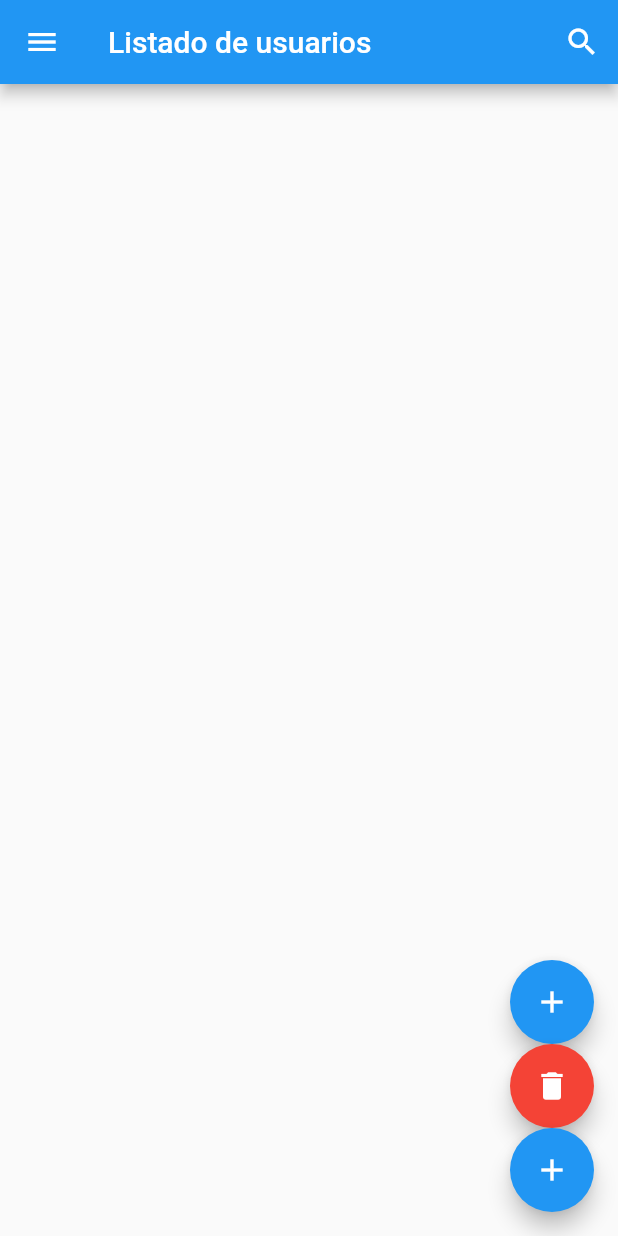
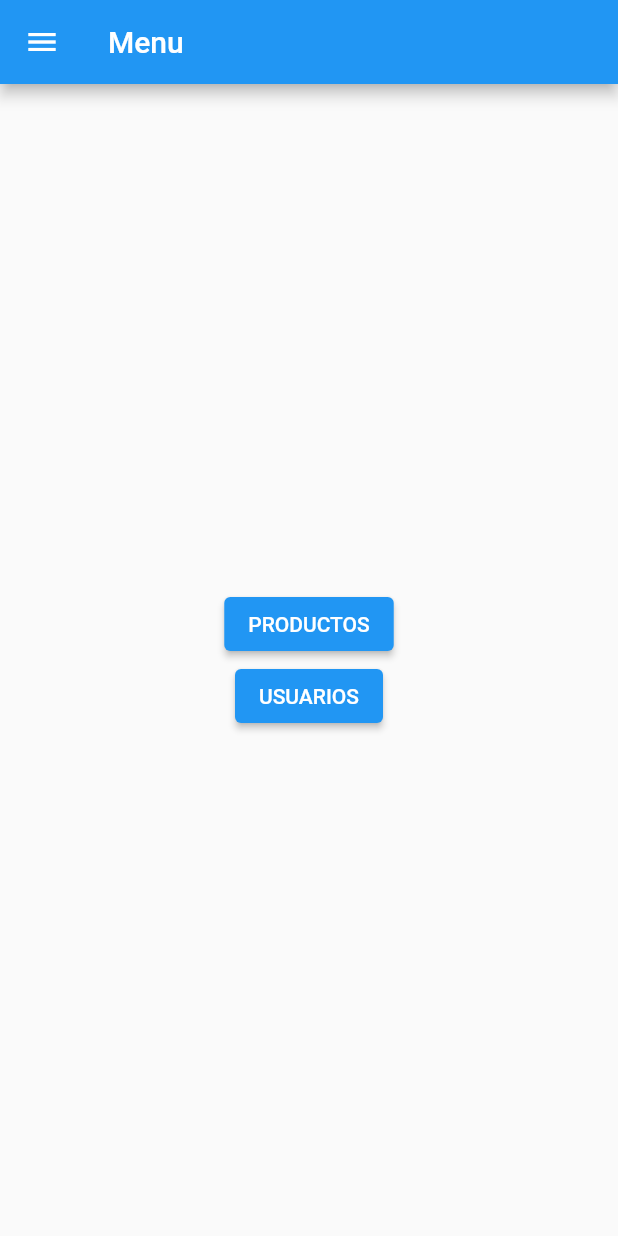
Before and after one commit to miguelRamos1053/STOCK-IRGERY, a Flutter app: the screen it shows after launch, on a phone screen of 412 x 824 dp. Run offline on Flutter 3.47's test engine with Material 2 defaults, Android fonts, the phone set to English and light mode, and no system bars; our stand-ins replace image_picker, sqflite; accounts and stored records are empty.

Commit message:
Se listo los productos. Se organizo un poco la estructura del front.

```diff
--- a/lib/main.dart
+++ b/lib/main.dart
@@ -1,5 +1,5 @@
 import 'package:flutter/material.dart';
-import 'package:hola_mundo/home.dart';
+import 'package:hola_mundo/menu.dart';
 
 void main() {
   runApp(MyApp());
@@ -11,6 +11,6 @@ class MyApp extends StatelessWidget {
     return MaterialApp(
         debugShowCheckedModeBanner: false,
         title: "Stock Irgery",
-        home: HomePage());
+        home: MenuPage());
   }
 }
--- /dev/null
+++ b/lib/menu.dart
@@ -0,0 +1,46 @@
+import 'package:flutter/material.dart';
+import 'package:hola_mundo/src/views/listarProducto.dart';
+import 'package:hola_mundo/src/views/listarUsuario.dart';
+import 'package:hola_mundo/home.dart';
+
+class MenuPage extends StatefulWidget {
+  @override
+  State<StatefulWidget> createState() {
+    return _MenuPageState();
+  }
+}
+
+class _MenuPageState extends State<MenuPage> {
+  @override
+  Widget build(BuildContext context) {
+    return Scaffold(
+      appBar: AppBar(
+        leading: IconButton(
+          icon: Icon(Icons.menu),
+          tooltip: "Menu principal",
+          onPressed: () => [],
+        ),
+        title: Text("Menu"),
+      ),
+      body: Column(
+          mainAxisAlignment: MainAxisAlignment.center,
+          mainAxisSize: MainAxisSize.max,
+          children: <Widget>[
+            Container(width: MediaQuery.of(context).size.width),
+            //--- BOTONES DEL MENU -----------------------------------------------
+            ElevatedButton(
+                child: Text("PRODUCTOS"),
+                onPressed: () {
+                  Navigator.push(context,
+                      MaterialPageRoute(builder: (_) => listarProducto()));
+                }),
+            ElevatedButton(
+                child: Text("USUARIOS"),
+                onPressed: () {
+                  Navigator.push(context,
+                      MaterialPageRoute(builder: (_) => listaUsuario()));
+                }),
+          ]),
+    );
+  }
+}
--- a/lib/src/providers/producto_provider.dart
+++ b/lib/src/providers/producto_provider.dart
@@ -3,7 +3,6 @@ export 'package:hola_mundo/src/models/producto_model.dart';
 
 import 'package:hola_mundo/src/providers/db_provider.dart';
 import 'package:sqflite/sqflite.dart';
-
 
 /*
 CRUD DE LOS PRODUCTOS
@@ -39,7 +38,8 @@ class ProductoProvider {
     List<ProductoModel> lista = resultado!.isNotEmpty
         ? resultado.map((e) => ProductoModel.fromJson(e)).toList()
         : [];
-            lista.forEach((e) =>print('Nombre: ${e.nombre}, Codigo: ${e.codigo}, ID: ${e.id}, cantidad: ${e.cantidad}, creado por: ${e.creadoPor}'));
+    lista.forEach((e) => print(
+        'Nombre: ${e.nombre}, Codigo: ${e.codigo}, ID: ${e.id}, cantidad: ${e.cantidad}, creado por: ${e.creadoPor}'));
 
     return lista;
   }
```
Also changed, not shown: lib/src/views/listarProducto.dart (added, +110 -0 lines), lib/src/views/listarUsuario.dart (added, +118 -0 lines), pubspec.lock.
